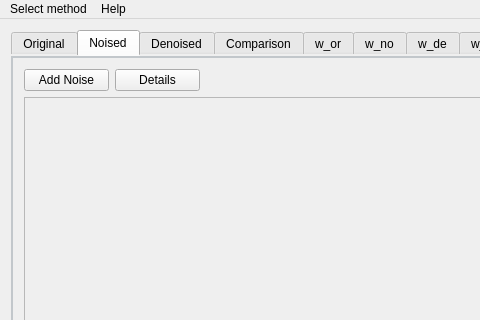
shadowfury/Image-denoising, file mainwindow.ui: the form before one commit; both pictures show x 0 to 480 and y 0 to 320 of the 680 by 603 pixel window.
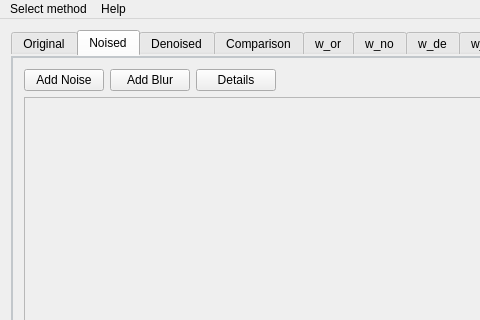
The form after the commit. The open tabs and pages were chosen to show the change. Custom widgets are drawn as their Qt base class.

Patch:
```diff
--- a/mainwindow.ui
+++ b/mainwindow.ui
@@ -239,7 +239,7 @@
         <string>Noised</string>
        </attribute>
        <layout class="QGridLayout" name="gridLayout_2">
-        <item row="1" column="0" colspan="7">
+        <item row="1" column="0" colspan="8">
          <widget class="QScrollArea" name="scrollArea_2">
           <property name="widgetResizable">
            <bool>true</bool>
@@ -290,7 +290,7 @@
           </property>
          </widget>
         </item>
-        <item row="0" column="1">
+        <item row="0" column="2">
          <widget class="QPushButton" name="noiseDetailsButton">
           <property name="maximumSize">
            <size>
@@ -303,6 +303,13 @@
           </property>
          </widget>
         </item>
+        <item row="0" column="1">
+         <widget class="QPushButton" name="blurButton">
+          <property name="text">
+           <string>Add Blur</string>
+          </property>
+         </widget>
+        </item>
        </layout>
       </widget>
       <widget class="QWidget" name="tab_3">
```
